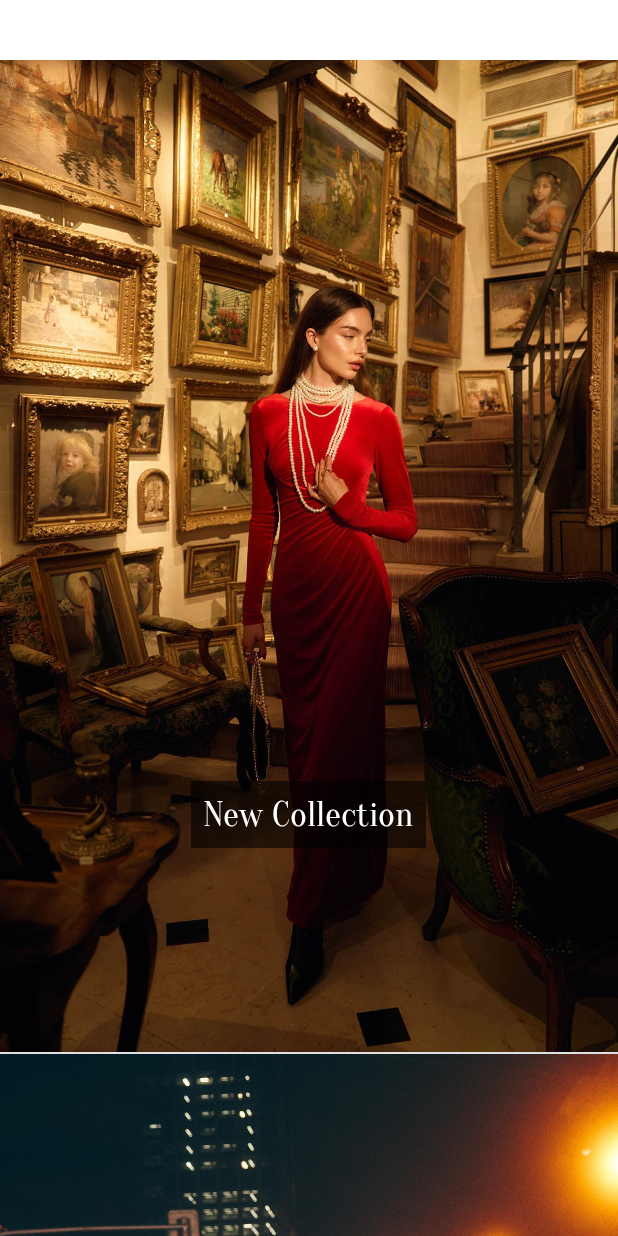
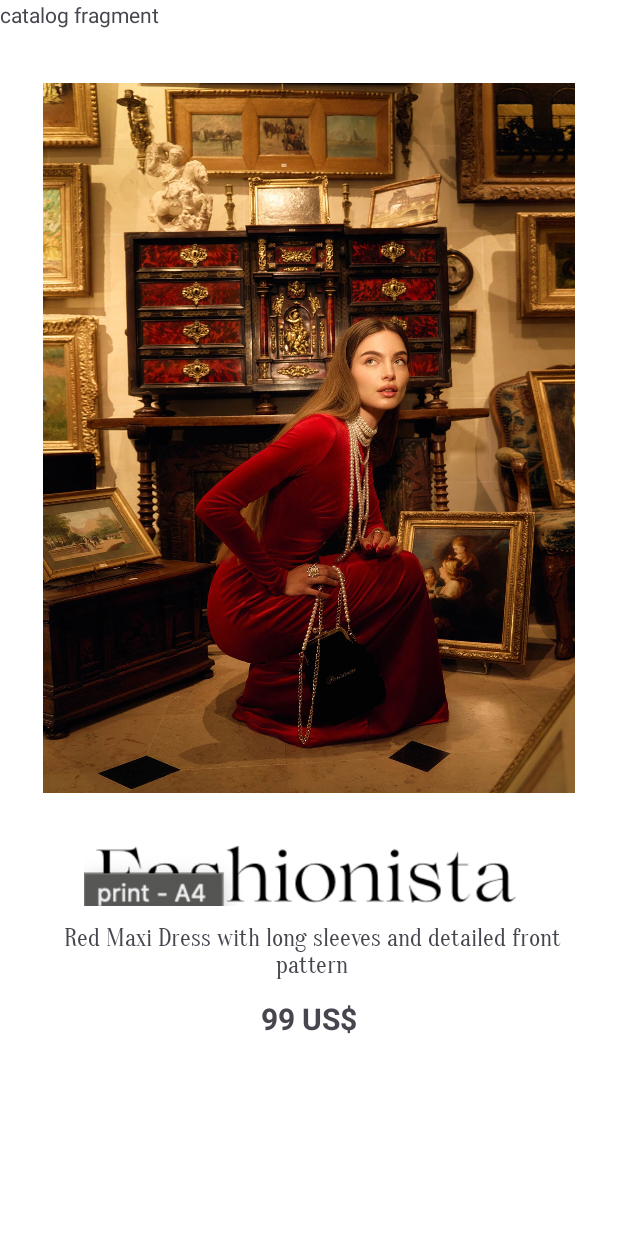
Before and after one commit to ioiiiomio/AndroidDev2024_finalProject, an Android app: the screen it shows after launch (MainActivity), on a phone screen of 412 x 824 dp. Run offline under Robolectric (Android 15) with nearby library versions, the phone set to English and light mode, and no system bars.

Commit message:
added recycler view

```diff
--- /dev/null
+++ b/app/src/main/java/com/example/android_finals/CatalogFragment.kt
@@ -0,0 +1,38 @@
+package com.example.android_finals
+
+import android.os.Bundle
+import androidx.fragment.app.Fragment
+import android.view.LayoutInflater
+import android.view.View
+import android.view.ViewGroup
+import com.example.android_finals.databinding.FragmentCatalogBinding
+
+class CatalogFragment : Fragment() {
+
+    companion object {
+        fun newInstance() = CatalogFragment()
+    }
+
+    private var _binding: FragmentCatalogBinding? = null
+    private val binding: FragmentCatalogBinding get() = _binding!!
+
+    private var adapter: ItemCardAdapter? = null
+
+
+    override fun onCreateView(
+        inflater: LayoutInflater, container: ViewGroup?,
+        savedInstanceState: Bundle?
+    ): View? {
+        _binding = FragmentCatalogBinding.inflate(inflater, container, false)
+        return binding.root
+    }
+
+    override fun onViewCreated(view: View, savedInstanceState: Bundle?) {
+        super.onViewCreated(view, savedInstanceState)
+        adapter = ItemCardAdapter()
+        binding.recyclerView.adapter = adapter
+
+        adapter!!.submitList(DataSource.items)
+    }
+
+}
--- /dev/null
+++ b/app/src/main/java/com/example/android_finals/DataSource.kt
@@ -0,0 +1,13 @@
+package com.example.android_finals
+
+//это временно, пока api не подключила, как подключу вот этот обжект удалю
+
+object DataSource {
+    val items = listOf(
+        Item(
+            R.drawable.red_maxi_dress,
+            "Red Maxi Dress with long sleeves and detailed front pattern"
+        ),
+        Item(R.drawable.green_outfit, "Green outfit with pants and top"),
+    )
+}
--- /dev/null
+++ b/app/src/main/java/com/example/android_finals/ItemCardAdapter.kt
@@ -0,0 +1,30 @@
+package com.example.android_finals
+
+import android.view.LayoutInflater
+import android.view.ViewGroup
+import androidx.recyclerview.widget.ListAdapter
+import androidx.recyclerview.widget.RecyclerView
+import com.example.android_finals.databinding.ItemCardBinding
+
+class ItemCardAdapter : ListAdapter<Item, ItemCardAdapter.ViewHolder>(ItemCardCallback()) {
+
+    inner class ViewHolder(private val binding: ItemCardBinding) :
+        RecyclerView.ViewHolder(binding.root) {
+
+        fun bind(item: Item) {
+            binding.detailImage.setImageResource(item.imageResource)
+            binding.detailName.text = item.title
+        }
+    }
+
+    override fun onCreateViewHolder(parent: ViewGroup, viewType: Int): ViewHolder {
+        return ViewHolder(
+            ItemCardBinding.inflate(LayoutInflater.from(parent.context), parent, false)
+        )
+    }
+
+
+    override fun onBindViewHolder(holder: ViewHolder, position: Int) {
+        holder.bind(getItem(position))
+    }
+}
--- /dev/null
+++ b/app/src/main/java/com/example/android_finals/ItemCardCallback.kt
@@ -0,0 +1,13 @@
+package com.example.android_finals
+
+import androidx.recyclerview.widget.DiffUtil.ItemCallback
+
+class ItemCardCallback : ItemCallback<Item>() {
+    override fun areItemsTheSame(oldItem: Item, newItem: Item): Boolean {
+        return oldItem.title == newItem.title
+    }
+
+    override fun areContentsTheSame(oldItem: Item, newItem: Item): Boolean {
+        return oldItem == newItem
+    }
+}
--- a/app/src/main/java/com/example/android_finals/MainActivity.kt
+++ b/app/src/main/java/com/example/android_finals/MainActivity.kt
@@ -10,10 +10,11 @@ class MainActivity : AppCompatActivity() {
         setContentView(R.layout.activity_main)
 
         val mainPageFragment = MainPageFragment.newInstance()
+        val catalogFragment = CatalogFragment.newInstance()
 
         supportFragmentManager
             .beginTransaction()
-            .add(R.id.fragment_container_view, mainPageFragment)
+            .add(R.id.fragment_container_view, catalogFragment)
             .commit()
     }
 }
--- /dev/null
+++ b/app/src/main/res/layout/fragment_catalog.xml
@@ -0,0 +1,22 @@
+<?xml version="1.0" encoding="utf-8"?>
+<LinearLayout xmlns:android="http://schemas.android.com/apk/res/android"
+    xmlns:tools="http://schemas.android.com/tools"
+    android:layout_width="match_parent"
+    android:layout_height="match_parent"
+    android:orientation="vertical"
+    xmlns:app="http://schemas.android.com/apk/res-auto"
+    tools:context=".CatalogFragment">
+
+    <!-- TODO: Update blank fragment layout -->
+    <TextView
+        android:layout_width="match_parent"
+        android:layout_height="wrap_content"
+        android:text="catalog fragment" />
+
+    <androidx.recyclerview.widget.RecyclerView
+        android:id="@+id/recycler_view"
+        android:layout_width="match_parent"
+        android:layout_height="match_parent"
+        app:layoutManager="androidx.recyclerview.widget.LinearLayoutManager"/>
+
+</LinearLayout>
```
Also changed, not shown: app/src/main/res/drawable/green_outfit.png (added).
